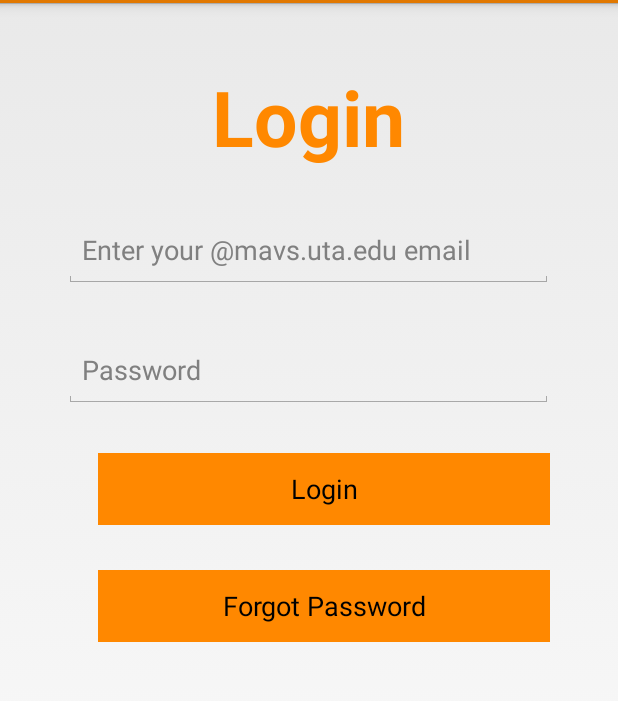
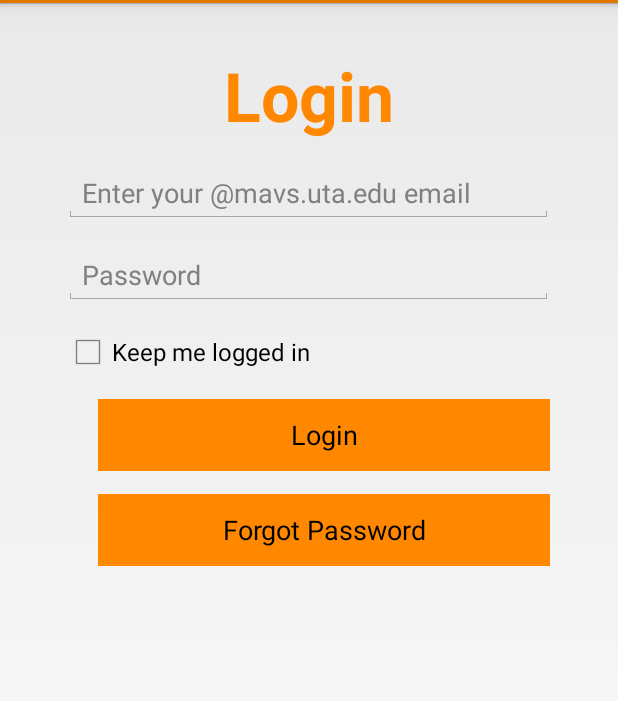
Before and after one commit to hemanthgeddada/B, an Android app: the screen it shows after launch (Login), after a tap on "Login", on a phone screen of 412 x 824 dp, the part 69-770 px from its top. Run offline under Robolectric (Android 15) with nearby library versions, the phone set to English and light mode, and no system bars; 1 statement that could not run was skipped.

Commit message:
persistent login added for rider.

```diff
--- a/newsubdir/app/src/main/java/com/example/dell/mavride/GlobalResources.java
+++ b/newsubdir/app/src/main/java/com/example/dell/mavride/GlobalResources.java
@@ -5,4 +5,5 @@ package com.example.dell.mavride;
  */
 public class GlobalResources {
     public static int REFRESH_THREAD=0;
+    public static final String PREFS_NAME = "PERSISTENT_LOGIN";
 }
--- a/newsubdir/app/src/main/java/com/example/dell/mavride/MainActivity.java
+++ b/newsubdir/app/src/main/java/com/example/dell/mavride/MainActivity.java
@@ -2,6 +2,7 @@ package com.example.dell.mavride;
 
 import android.app.Activity;
 import android.content.Intent;
+import android.content.SharedPreferences;
 import android.os.Bundle;
 import android.util.Log;
 import android.view.View;
@@ -22,6 +23,15 @@ public class MainActivity extends Activity {
         setContentView(R.layout.activity_main);
         //Parse.enableLocalDatastore(this);
         Parse.initialize(this, "Z1onpLDjhguG5Xerjh1sSzCm4T6o3tgQdN4TwjiM", "7WOxDqGAYaJulOnKZdLA9huezBWyB7OuOaBwjCQ0");
+        SharedPreferences settings = getSharedPreferences(GlobalResources.PREFS_NAME, 0);
+        if(settings.getString("username",null)!=null)
+        {
+            Intent intent=new Intent(this,Login.class);
+            intent.putExtra("username",settings.getString("username",null));
+            intent.putExtra("password",settings.getString("password",null));
+            intent.putExtra("mode","persistent");
+            startActivity(intent);
+        }
         Button btn = (Button) findViewById(R.id.btnLogin);
         Button btn1 = (Button) findViewById(R.id.btnRegister);
         btn.setOnClickListener(new View.OnClickListener() {
@@ -45,4 +55,8 @@ public class MainActivity extends Activity {
             startActivity(intent);
         }
     }
+    public void onClickMainHelp(View view)
+    {
+        startActivity(new Intent(this,HelpActivity.class));
+    }
 }
--- a/newsubdir/app/src/main/java/com/example/dell/mavride/UserHome.java
+++ b/newsubdir/app/src/main/java/com/example/dell/mavride/UserHome.java
@@ -4,6 +4,7 @@ import android.app.Activity;
 import android.app.AlertDialog;
 import android.content.DialogInterface;
 import android.content.Intent;
+import android.content.SharedPreferences;
 import android.os.Bundle;
 import android.view.Menu;
 import android.view.MenuItem;
@@ -259,6 +260,11 @@ public class UserHome extends Activity {
         //noinspection SimplifiableIfStatement
         if (id == R.id.Logout) {
             ParseUser.logOut();
+            SharedPreferences settings = getSharedPreferences(GlobalResources.PREFS_NAME, 0);
+            SharedPreferences.Editor editor=settings.edit();
+            editor.remove("username");
+            editor.remove("password");
+            editor.commit();
             Intent userhome = new Intent(getApplicationContext(), Login.class);
             userhome.setFlags(Intent.FLAG_ACTIVITY_CLEAR_TOP);
             startActivity(userhome);
--- a/newsubdir/app/src/main/res/layout/activity_login.xml
+++ b/newsubdir/app/src/main/res/layout/activity_login.xml
@@ -12,53 +12,55 @@
     tools:context="com.example.dell.mavride.Login"
     android:weightSum="1">
 
-    <TextView
+<TextView
         android:layout_width="wrap_content"
         android:layout_height="wrap_content"
         android:text="Login"
         android:id="@+id/textView3"
-        android:layout_gravity="center_horizontal"
+        android:layout_gravity="center"
         android:textStyle="bold"
         android:textColor="#ff8800"
-        android:textSize="51sp"
-        android:layout_marginTop="25dp"
+        android:textSize="45sp"
+        android:layout_marginTop="15dp"
         android:singleLine="false" />
 
     <EditText
         android:layout_width="326dp"
-        android:layout_height="50dp"
+        android:layout_height="wrap_content"
         android:id="@+id/txtEmail"
         android:layout_gravity="center_horizontal"
-        android:layout_marginTop="30dp"
+        android:layout_marginTop="15dp"
         android:hint="@string/hint_email"
         android:inputType="textEmailAddress"
         android:textColor="#ff020202"
-
         />
 
     <EditText
         android:layout_width="326dp"
-        android:layout_height="50dp"
+        android:layout_height="wrap_content"
         android:inputType="textPassword"
         android:ems="10"
         android:id="@+id/txtPass"
         android:layout_gravity="center_horizontal"
         android:fontFamily="sans-serif"
-        android:layout_marginTop="30dp"
+        android:layout_marginTop="15dp"
         android:hint="Password"
         android:textColor="#ff020202" />
-<LinearLayout
-    android:layout_width="wrap_content"
-    android:layout_height="wrap_content">
 
-</LinearLayout>
+    <CheckBox
+        android:layout_marginTop="15dp"
+        android:layout_width="326dp"
+        android:layout_height="wrap_content"
+        android:layout_gravity="center_horizontal"
+        android:text="Keep me logged in"
+        android:id="@+id/checkBox" />
 
     <Button
         android:layout_width="301dp"
         android:layout_height="wrap_content"
         android:text="Login"
         android:id="@+id/btnLogin2"
-        android:layout_marginTop="30dp"
+        android:layout_marginTop="15dp"
         android:layout_marginLeft="10dp"
         android:background="#ff8800"
         android:layout_gravity="center_horizontal"
@@ -69,11 +71,9 @@
         android:text="@string/button_forgot_password"
         android:id="@+id/btnForgotPassword"
         android:layout_gravity="center_horizontal"
-        android:layout_marginTop="30dp"
+        android:layout_marginTop="15dp"
         android:layout_marginLeft="10dp"
         android:background="#ff8800"
         android:onClick="onClickForgotPassword"/>
-
-
 </LinearLayout>
 </ScrollView>
--- a/newsubdir/app/src/main/res/menu/menu_help.xml
+++ b/newsubdir/app/src/main/res/menu/menu_help.xml
@@ -2,6 +2,5 @@
     xmlns:app="http://schemas.android.com/apk/res-auto"
     xmlns:tools="http://schemas.android.com/tools"
     tools:context="com.example.dell.mavride.HelpActivity">
-    <item android:id="@+id/action_settings" android:title="@string/action_settings"
-        android:orderInCategory="100" app:showAsAction="never" />
+
 </menu>
```
Also changed, not shown: newsubdir/app/src/main/java/com/example/dell/mavride/Login.java (+18 -4 lines), newsubdir/app/src/main/res/layout/activity_main.xml (+11 -0 lines), newsubdir/app/src/main/res/drawable/call.png (deleted).
